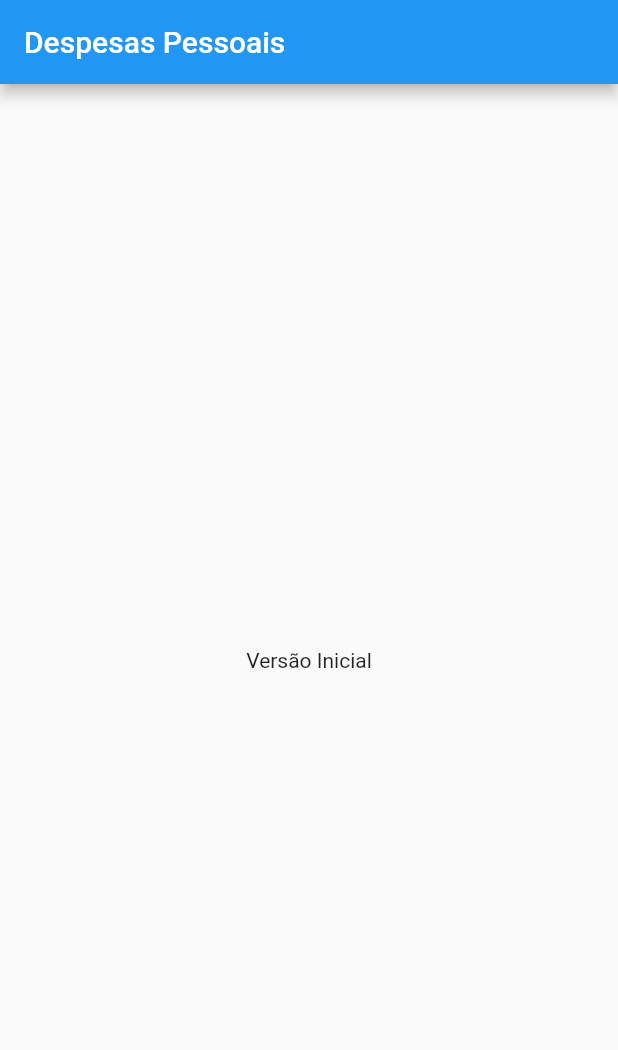
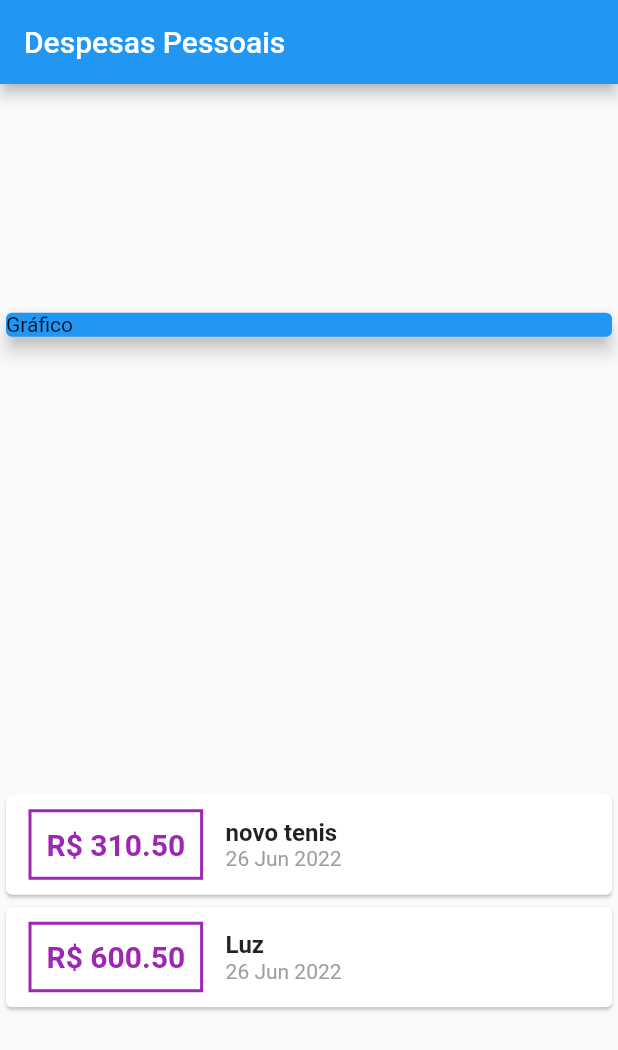
Before and after one commit to LucasOliveiraDaRosa/PersonalExpenses, a Flutter app: the screen it shows after launch, on a phone screen of 412 x 824 dp. Shown: the top 1050 px of the screen. Run offline on Flutter 3.47's test engine with Material 2 defaults, Android fonts, the phone set to English and light mode, and no system bars.

```diff
--- a/lib/main.dart
+++ b/lib/main.dart
@@ -1,4 +1,6 @@
+import 'models/transaction.dart';
 import 'package:flutter/material.dart';
+import 'package:intl/intl.dart';
 
 main() => runApp(ExpensesApp());
 
@@ -10,14 +12,73 @@ class ExpensesApp extends StatelessWidget {
 }
 
 class MyHomePage extends StatelessWidget {
+  final _transactions = [
+    Transaction(
+        id: 't1', title: 'novo tenis', value: 310.50, date: DateTime.now()),
+    Transaction(id: 't2', title: 'Luz', value: 600.50, date: DateTime.now()),
+  ];
+
   @override
   Widget build(BuildContext context) {
     return Scaffold(
       appBar: AppBar(
         title: Text('Despesas Pessoais'),
       ),
-      body: Center(
-        child: Text('Versão Inicial'),
+      body: Column(
+        mainAxisAlignment: MainAxisAlignment.spaceAround,
+        crossAxisAlignment: CrossAxisAlignment.stretch,
+        children: <Widget>[
+          Container(
+            child: Card(
+              color: Colors.blue,
+              child: Text('Gráfico'),
+              elevation: 5,
+            ),
+          ),
+          Column(
+            children: _transactions.map((tr) {
+              return Card(
+                child: Row(
+                  children: <Widget>[
+                    Container(
+                      margin:
+                          EdgeInsets.symmetric(horizontal: 15, vertical: 10),
+                      decoration: BoxDecoration(
+                          border: Border.all(
+                        color: Colors.purple,
+                        width: 2,
+                      )),
+                      padding: EdgeInsets.all(10),
+                      child: Text(
+                        'R\$ ${tr.value.toStringAsFixed(2)}',
+                        style: TextStyle(
+                            fontWeight: FontWeight.bold,
+                            fontSize: 20,
+                            color: Colors.purple),
+                      ),
+                    ),
+                    Column(
+                      crossAxisAlignment: CrossAxisAlignment.start,
+                      children: <Widget>[
+                        Text(
+                          tr.title,
+                          style: TextStyle(
+                            fontSize: 16,
+                            fontWeight: FontWeight.bold,
+                          ),
+                        ),
+                        Text(DateFormat('d MMM y').format(tr.date),
+                            style: TextStyle(
+                              color: Colors.grey,
+                            ))
+                      ],
+                    )
+                  ],
+                ),
+              );
+            }).toList(),
+          )
+        ],
       ),
     );
   }
--- /dev/null
+++ b/lib/models/transaction.dart
@@ -0,0 +1,12 @@
+class Transaction {
+  final String id;
+  final String title;
+  final double value;
+  final DateTime date;
+
+  Transaction(
+      {required this.id,
+      required this.title,
+      required this.value,
+      required this.date});
+}
--- a/pubspec.yaml
+++ b/pubspec.yaml
@@ -29,6 +29,7 @@ environment:
 dependencies:
   flutter:
     sdk: flutter
+  intl: ^0.17.0
 
 
   # The following adds the Cupertino Icons font to your application.
```
Also changed, not shown: pubspec.lock.
